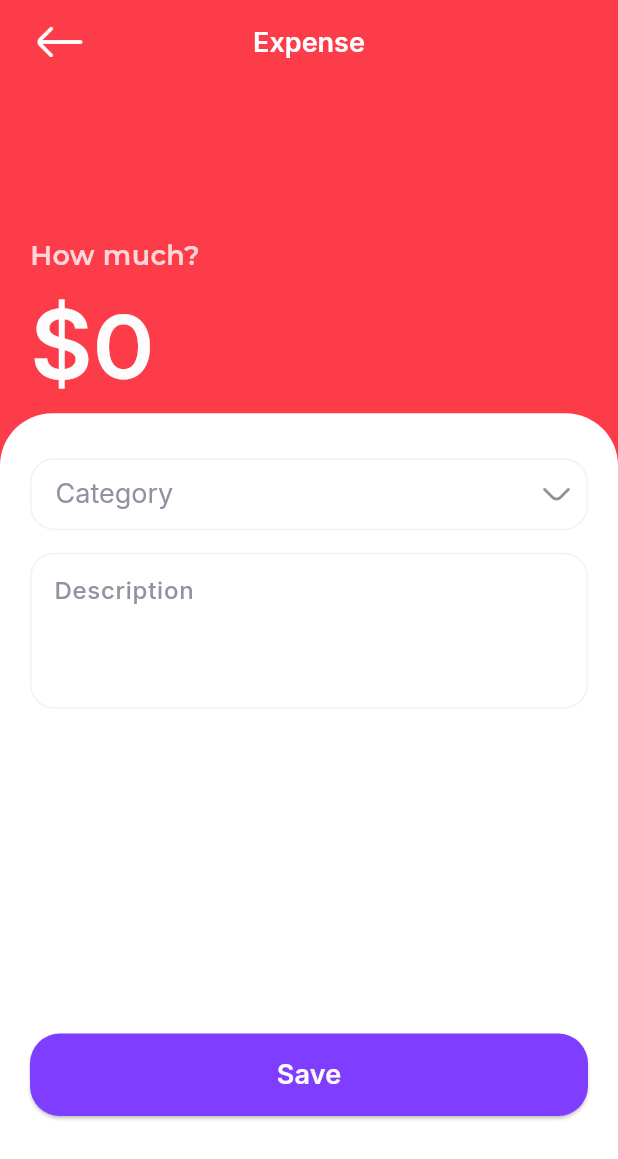
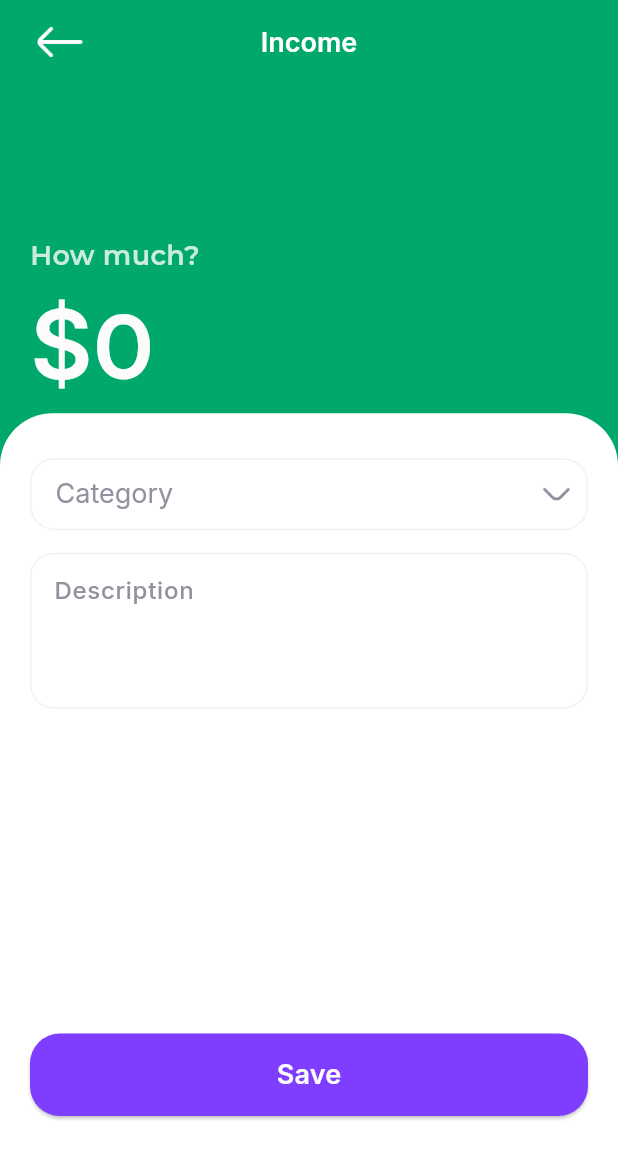
Before and after one commit to IslomjonovAbdulazim/expense_tracker, a Flutter app: the RecordPage screen opened by its route, after a tap on "Save", on a phone screen of 412 x 824 dp. Shown: the top 1159 px of the screen. Run offline on Flutter 3.47's test engine with Material 3 defaults, Android fonts, the phone set to English and light mode, and no system bars; drawn by our look-alikes of dropdown_button2; our stand-ins replace dartz, dio, freezed_annotation, get, get_storage, google_fonts and 2 more; accounts and stored records are empty; generated files the repository leaves out were written again; network calls fail.

Commit message:
bug fixing

```diff
--- a/lib/app/controllers/record_controller.dart
+++ b/lib/app/controllers/record_controller.dart
@@ -1,15 +1,18 @@
 import 'package:expense_tracker/domain/entities/expense_entity.dart';
+import 'package:expense_tracker/domain/repositories/expense_repository.dart';
 import 'package:flutter/material.dart';
 import 'package:get/get.dart';
 
+import '../../utils/helpers/status_code_helper.dart';
+
 class RecordController extends GetxController {
   RxBool isLoading = false.obs;
-  RxBool isIncome = false.obs;
-  TextEditingController numberController = TextEditingController();
+  Rx<TextEditingController> numberController = TextEditingController().obs;
   Rx<FocusNode> numberFocus = FocusNode().obs;
-  TextEditingController descriptionController = TextEditingController();
+  Rx<TextEditingController> descriptionController = TextEditingController().obs;
   Rx<FocusNode> descriptionFocus = FocusNode().obs;
   Rx<String?>? selectedCategory;
+  Rx<ExpenseEntity> expense = fakeExpense.obs;
 
   Rx<ExpenseEntity> category = fakeExpense.obs;
 
@@ -21,8 +24,24 @@ class RecordController extends GetxController {
 
   Future<void> loadAll() async {
     isLoading.value = false;
-    isIncome.value = Get.arguments;
+    int id = Get.arguments;
+    final api = Get.find<ExpenseRepository>();
+    final result = await api.specificExpense(id);
+    result.fold(
+      (failure) {
+        StatusCodeService.showSnackbar(failure.statusCode ?? 505);
+      },
+      (response) {
+        expense.value = response;
+        rewrite();
+      },
+    );
     isLoading.value = true;
+  }
+
+  void rewrite() {
+    numberController.value.text = expense.value.amount.toString();
+    descriptionController.value.text = expense.value.description;
   }
 
   void unFocus() {
--- a/lib/app/data/models/expense_model.dart
+++ b/lib/app/data/models/expense_model.dart
@@ -14,6 +14,7 @@ class ExpenseModel with _$ExpenseModel {
     required ExpenseEnum type,
     required int amount,
     required String description,
+    @JsonKey(name: "created_at")
     required DateTime time,
   }) = _ExpenseModel;
 
--- a/lib/app/data/providers/expense_api_client.dart
+++ b/lib/app/data/providers/expense_api_client.dart
@@ -1,6 +1,5 @@
 import 'package:dio/dio.dart';
 import 'package:expense_tracker/app/data/models/expense_model.dart';
-import 'package:flutter/material.dart';
 import 'package:retrofit/retrofit.dart';
 
 import '../../../utils/constants/api_constants.dart';
@@ -15,4 +14,10 @@ abstract class ExpenseApiClient {
   Future<List<ExpenseModel>> allExpenses(
     @Header("Authorization") String token,
   );
+
+  @GET(ApiConstants.specificExpense)
+  Future<ExpenseModel> specificExpense(
+    @Header("Authorization") String token,
+    @Path("id") int id,
+  );
 }
--- a/lib/domain/repositories/expense_repository.dart
+++ b/lib/domain/repositories/expense_repository.dart
@@ -5,4 +5,5 @@ import '../entities/expense_entity.dart';
 
 abstract class ExpenseRepository {
   Future<Either<NetworkFailure, List<ExpenseEntity>>> allExpenses();
+  Future<Either<NetworkFailure, ExpenseEntity>> specificExpense(int id);
 }
--- a/lib/main.dart
+++ b/lib/main.dart
@@ -8,8 +8,9 @@ import 'app/bindings/initial_binding.dart';
 import 'app/routes/app_pages.dart';
 import 'app/routes/app_routes.dart';
 
+
 // final faker = Faker();
-final token = "eyJhbGciOiJIUzI1NiIsInR5cCI6IkpXVCJ9.eyJ0b2tlbl90eXBlIjoiYWNjZXNzIiwiZXhwIjoxNzM5NTQ1NDY3LCJpYXQiOjE3Mzk1NDUxNjcsImp0aSI6ImZlNTU1Yzc5ZDNiNDRlMjM4ZjE5NTQxZjQyZmIzZTQ5IiwidXNlcl9pZCI6MX0.rxCeiBIwiNkMqEhEoUz3A1WJeUTQqdoI6gzIhPlA0Jc";
+final token = "eyJhbGciOiJIUzI1NiIsInR5cCI6IkpXVCJ9.eyJ0b2tlbl90eXBlIjoiYWNjZXNzIiwiZXhwIjoxNzM5NTQ2ODI0LCJpYXQiOjE3Mzk1NDY1MjQsImp0aSI6IjQyZDkzNGVhNmJkNDQxNmI5ZGY1M2I3NmU0M2MyZmQ2IiwidXNlcl9pZCI6MX0.PikfUjgZhV_Q8XXAJUqR5TgQityPMGJeL7GgqdmpHRE";
 void main() async {
   WidgetsFlutterBinding.ensureInitialized();
   await SystemChrome.setPreferredOrientations([
--- a/lib/pages/record_page.dart
+++ b/lib/pages/record_page.dart
@@ -1,6 +1,7 @@
 import 'package:dropdown_button2/dropdown_button2.dart';
 import 'package:expense_tracker/app/controllers/home_controller.dart';
 import 'package:expense_tracker/app/controllers/record_controller.dart';
+import 'package:expense_tracker/domain/entities/expense_entity.dart';
 import 'package:flutter/cupertino.dart';
 import 'package:flutter/material.dart';
 import 'package:get/get.dart';
@@ -15,11 +16,11 @@ class RecordPage extends StatelessWidget {
     return Obx(
       () => Scaffold(
         backgroundColor:
-            controller.isIncome.value ? Color(0xff00a86b) : Color(0xffFD3C4A),
+            controller.expense.value.type == ExpenseEnum.income ? Color(0xff00a86b) : Color(0xffFD3C4A),
         resizeToAvoidBottomInset: false,
         appBar: AppBar(
           backgroundColor:
-          controller.isIncome.value ? Color(0xff00a86b) : Color(0xffFD3C4A),
+          controller.expense.value.type == ExpenseEnum.income ? Color(0xff00a86b) : Color(0xffFD3C4A),
           leadingWidth: 80,
           leading: IconButton(
             onPressed: () {
@@ -30,7 +31,7 @@ class RecordPage extends StatelessWidget {
             ),
           ),
           title: Text(
-            controller.isIncome.value ? "Income" : "Expense",
+            controller.expense.value.type == ExpenseEnum.income ? "Income" : "Expense",
             style: GoogleFonts.inter(
               color: Color(0xffFFFFFF),
               fontWeight: FontWeight.w600,
@@ -89,7 +90,7 @@ class RecordPage extends StatelessWidget {
                           child: SizedBox(
                             height: 70,
                             child: TextField(
-                              controller: controller.numberController,
+                              controller: controller.numberController.value,
                               focusNode: controller.numberFocus.value,
                               onTapOutside: (_) {
                                 controller.unFocus();
@@ -201,7 +202,7 @@ class RecordPage extends StatelessWidget {
                       ),
                       SizedBox(height: 15),
                       TextField(
-                        controller: controller.descriptionController,
+                        controller: controller.descriptionController.value,
                         focusNode: controller.descriptionFocus.value,
                         maxLength: 200,
                         maxLines: 4,
@@ -248,9 +249,9 @@ class RecordPage extends StatelessWidget {
                         ),
                         onPressed: () async {
                           int? amount =
-                              int.tryParse(controller.numberController.text.trim());
+                              int.tryParse(controller.numberController.value.text.trim());
                           String description =
-                              controller.descriptionController.text.trim();
+                              controller.descriptionController.value.text.trim();
                           if (amount != null && controller.selectedCategory != null) {
                             // DateTime? oldTime = widget.expense?.time;
                             // ExpenseEntity expense = ExpenseEntity(
--- a/lib/utils/constants/api_constants.dart
+++ b/lib/utils/constants/api_constants.dart
@@ -13,8 +13,9 @@ class ApiConstants {
   /// EXPENSES
   static const String createExpense = "/api/v1/auth/expenses/create";
   static const String deleteExpense = "/api/v1/auth/expenses/delete/";
-  static const String allExpenses = "/api/v1/expenses/list/";
-  static const String singleExpense = "/api/v1/auth/expenses/list/";
+  static const String allExpenses = "/api/v1/expenses/";
+  static const String specificExpense = "/api/v1/expenses/{id}/";
+  static const String singleExpense = "/api/v1/auth/expenses/";
   static const String updateExpensePut = "/api/v1/auth/expenses/put/";
   static const String updateExpensePatch = "/api/v1/auth/expenses/put/";
 
```
Also changed, not shown: lib/app/data/repositories/expense_repository_impl.dart (+17 -0 lines), lib/pages/home_page.dart (+14 -2 lines).
